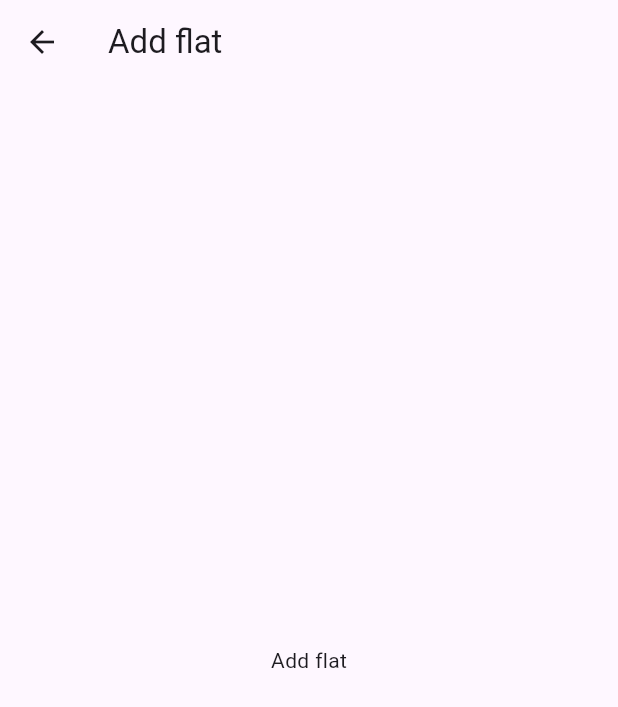
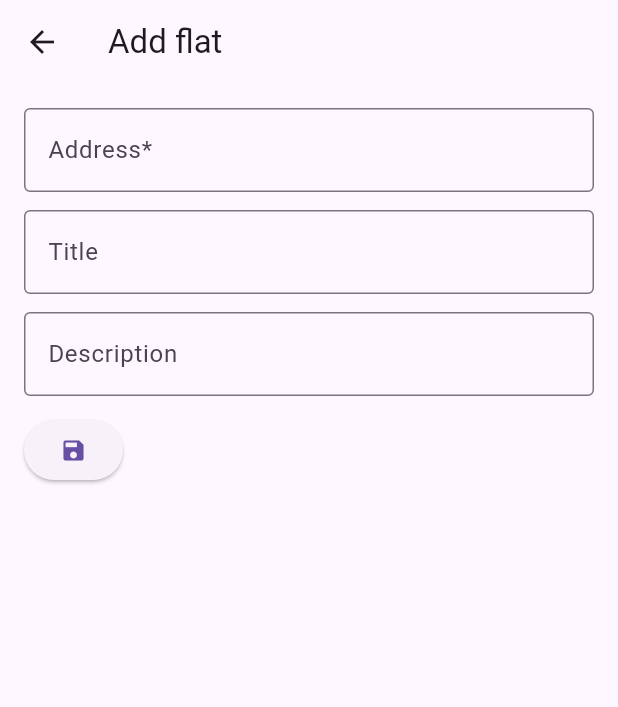
Before and after one commit to NewUserKK/rent-check-frontend, a Flutter app: the screen it shows after launch, after a tap on the "add" icon, on a phone screen of 412 x 824 dp. Shown: the top 707 px of the screen. Run offline on Flutter 3.47's test engine with Material 3 defaults, Android fonts, the phone set to English and light mode, and no system bars; our stand-ins replace dio.

Commit message:
Add flat form

```diff
--- a/lib/src/flat/add/flat_add_screen.dart
+++ b/lib/src/flat/add/flat_add_screen.dart
@@ -1,5 +1,6 @@
 import 'package:flutter/material.dart';
 import 'package:rent_checklist/src/common/widgets/app_bar.dart';
+import 'package:rent_checklist/src/flat/add/flat_form.dart';
 import 'package:rent_checklist/src/res/strings.dart';
 
 class FlatAddScreen extends StatefulWidget {
@@ -14,8 +15,9 @@ class _FlatAddScreenState extends State<FlatAddScreen> {
   Widget build(BuildContext context) {
     return Scaffold(
       appBar: RentAppBar(title: Strings.flatAddToolbarTitle),
-      body: const Center(
-        child: Text('Add flat'),
+      body: const Padding(
+        padding: EdgeInsets.all(16.0),
+        child: FlatForm(),
       ),
     );
   }
--- /dev/null
+++ b/lib/src/flat/add/flat_form.dart
@@ -0,0 +1,117 @@
+import 'package:flutter/material.dart';
+import 'package:rent_checklist/src/flat/flat_api.dart';
+import 'package:rent_checklist/src/flat/flat_model.dart';
+import 'package:rent_checklist/src/res/strings.dart';
+
+class FlatForm extends StatefulWidget {
+  const FlatForm({super.key});
+
+  @override
+  State<StatefulWidget> createState() => _FlatFormState();
+}
+
+class _FlatFormState extends State<FlatForm> {
+  final _formKey = GlobalKey<FormState>();
+
+  final _addressController = TextEditingController();
+  final _titleController = TextEditingController();
+  final _descriptionController = TextEditingController();
+
+  final _flatApi = FlatApiFactory.create();
+
+  var _submitEnabled = true;
+
+  @override
+  void dispose() {
+    final controllers = [_addressController, _titleController, _descriptionController];
+    for (var controller in controllers) {
+      controller.dispose();
+    }
+
+    super.dispose();
+  }
+
+  @override
+  Widget build(BuildContext context) {
+    return Form(
+      key: _formKey,
+      child: Wrap(
+        runSpacing: 12.0,
+        children: [
+          _inputField(
+            fieldName: Strings.flatFormFieldAddress,
+            controller: _addressController,
+            required: true,
+          ),
+          _inputField(
+            fieldName: Strings.flatFormFieldTitle,
+            controller: _titleController,
+          ),
+          _inputField(
+            fieldName: Strings.flatFormFieldDescription,
+            controller: _descriptionController,
+          ),
+          ElevatedButton(
+            onPressed: _submitEnabled ? _submit : null,
+            child: const Icon(Icons.save),
+          ),
+        ],
+      ),
+    );
+  }
+
+  TextFormField _inputField({
+    required String fieldName,
+    required TextEditingController controller,
+    bool required = false,
+ }) {
+    return TextFormField(
+      controller: controller,
+      decoration: InputDecoration(
+        border: const OutlineInputBorder(),
+        labelText: fieldName + (required ? '*' : ''),
+      ),
+      validator: (value) {
+        if (required && value?.trim().isEmpty == true) {
+          return Strings.flatFormFieldRequiredError;
+        }
+
+        return null;
+      }
+    );
+  }
+
+  void _submit() async {
+    if (!_formKey.currentState!.validate()) {
+      return;
+    }
+
+    final flat = FlatModel(
+      address: _addressController.text.trim(),
+      title: _titleController.text.trim(),
+      description: _descriptionController.text.trim(),
+    );
+
+    _setButtonEnabled(false);
+
+    try {
+      var addedFlat = await _flatApi.createFlat(flat);
+      if (context.mounted) {
+        ScaffoldMessenger.of(context).showSnackBar(
+          SnackBar(content: Text('Flat added: $addedFlat')),
+        );
+        Navigator.pop(context);
+      }
+    } catch (e) {
+      print(e);
+    } finally {
+      _setButtonEnabled(true);
+    }
+  }
+
+  void _setButtonEnabled(bool value) {
+    setState(() {
+      _submitEnabled = value;
+    });
+  }
+}
--- a/lib/src/flat/flat_api.dart
+++ b/lib/src/flat/flat_api.dart
@@ -8,6 +8,7 @@ import 'flat_model.dart';
 
 abstract interface class FlatApi {
   Future<List<FlatModel>> getFlats();
+  Future<FlatModel> createFlat(FlatModel flat);
 }
 
 class FlatApiFactory {
@@ -24,7 +25,23 @@ class NetworkFlatApi implements FlatApi {
       final json = jsonDecode(response.data!) as Iterable;
       return json.map((v) => FlatModel.fromJson(v)).toList();
     } catch (e) {
+      print(e);
       return [];
+    }
+  }
+
+  @override
+  Future<FlatModel> createFlat(FlatModel flat) async {
+    try {
+      final Response<String> response = await kClient.post(
+        'flats',
+        data: flat.toJson(),
+      );
+      final json = jsonDecode(response.data!) as Map<String, dynamic>;
+      return FlatModel.fromJson(json);
+    } catch (e) {
+      print(e);
+      return flat;
     }
   }
 }
@@ -35,13 +52,10 @@ class FakeFlatApi implements FlatApi {
     try {
       final Response<String> response = Response(
         data: '''[
-          {"id": 1, "title": "title 1", "description": "description", "address": "address"},
-          {"id": 2, "title": "title 2", "description": "description", "address": "address"},
-          {"id": 3, "title": "title 3", "description": "description", "address": "address"},
-          {"id": 4, "title": "title 4", "description": "description", "address": "address"},
-          {"id": 5, "title": "title 5", "description": "description", "address": "address"},
-          {"id": 6, "title": "title 6", "description": "description", "address": "address"},
-          {"id": 7, "title": "title 7", "description": "description", "address": "address"}
+          {"id": 1, "address": "address 1"},
+          {"id": 2, "address": "address 2", "title": "title 2"},
+          {"id": 3, "address": "address 3", "description": "description 3"},
+          {"id": 4, "address": "address 4", "title": "title 4", "description": "description 4"}
         ]''',
         statusCode: 200,
         requestOptions: RequestOptions(path: 'flats'),
@@ -53,4 +67,25 @@ class FakeFlatApi implements FlatApi {
       return [];
     }
   }
+
+  @override
+  Future<FlatModel> createFlat(FlatModel flat) async {
+    try {
+      final Response<String> response = Response(
+        data: '''{
+          "id": 5,
+          "address": "${flat.address}",
+          "title": "${flat.title}",
+          "description": "${flat.description}"
+        }''',
+        statusCode: 200,
+        requestOptions: RequestOptions(path: 'flats'),
+      );
+
+      final json = jsonDecode(response.data!) as Map<String, dynamic>;
+      return FlatModel.fromJson(json);
+    } catch (e) {
+      return flat;
+    }
+  }
 }
--- a/lib/src/flat/flat_model.dart
+++ b/lib/src/flat/flat_model.dart
@@ -1,31 +1,32 @@
+import 'package:rent_checklist/src/common/utils/extensions.dart';
+
 class FlatModel {
-  final String title;
-  final String description;
   final String address;
+  final String? title;
+  final String? description;
   final int id;
 
   FlatModel({
-    required this.title,
-    required this.description,
     required this.address,
+    this.title,
+    this.description,
     this.id = 0,
   });
 
-  factory FlatModel.fromJson(Map<String, dynamic> json) {
-    return FlatModel(
-      title: json['title'],
-      description: json['description'],
-      address: json['address'],
-      id: json['id'],
-    );
-  }
+  factory FlatModel.fromJson(Map<String, dynamic> json) => FlatModel(
+        address: json['address'],
+        title: json['title'],
+        description: json['description'],
+        id: json['id'],
+      );
 
-  Map<String, dynamic> toJson() {
-    return {
-      'title': title,
-      'description': description,
-      'address': address,
-      'id': id,
-    };
-  }
+  Map<String, dynamic> toJson() => {
+        'address': address,
+        'title': title.takeIfNotBlank(),
+        'description': description.takeIfNotBlank(),
+        'id': id.takeIf((it) => it > 0),
+      }.removeNulls();
+
+  @override
+  String toString() => toJson().toString();
 }
--- a/lib/src/flat/list/flat_list.dart
+++ b/lib/src/flat/list/flat_list.dart
@@ -1,4 +1,5 @@
 import 'package:flutter/material.dart';
+import 'package:rent_checklist/src/common/utils/extensions.dart';
 import 'package:rent_checklist/src/flat/flat_api.dart';
 import 'package:rent_checklist/src/flat/flat_model.dart';
 
@@ -42,9 +43,24 @@ class _FlatListState extends State<FlatList> {
       itemCount: flats.length,
       itemBuilder: (context, index) {
         final flat = flats[index];
+
+        final title = flat.title ?? flat.address;
+
+        var isThreeLine = false;
+        String? subtitle;
+        if (flat.title != null && flat.description != null) {
+          isThreeLine = true;
+          subtitle = "${flat.description}\n${flat.address}";
+        } else if (flat.title != null) {
+          subtitle = flat.address;
+        } else if (flat.description != null) {
+          subtitle = flat.description;
+        }
+
         return ListTile(
-          title: Text(flat.title),
-          subtitle: Text(flat.description),
+          title: Text(title),
+          subtitle: subtitle?.let((it) => Text(it)),
+          isThreeLine: isThreeLine,
         );
       },
     );
--- a/lib/src/res/strings.dart
+++ b/lib/src/res/strings.dart
@@ -4,4 +4,10 @@ class Strings {
   static const String flatListToolbarTitle = "Flats";
 
   static const String flatAddToolbarTitle = "Add flat";
+
+  static const String flatFormFieldAddress = "Address";
+  static const String flatFormFieldTitle = "Title";
+  static const String flatFormFieldDescription = "Description";
+  static const String flatFormFieldRequiredError = "This field is required";
+  static const String flatFormAddButton = "Add";
 }
```
Also changed, not shown: lib/src/common/utils/extensions.dart (added, +19 -0 lines).
